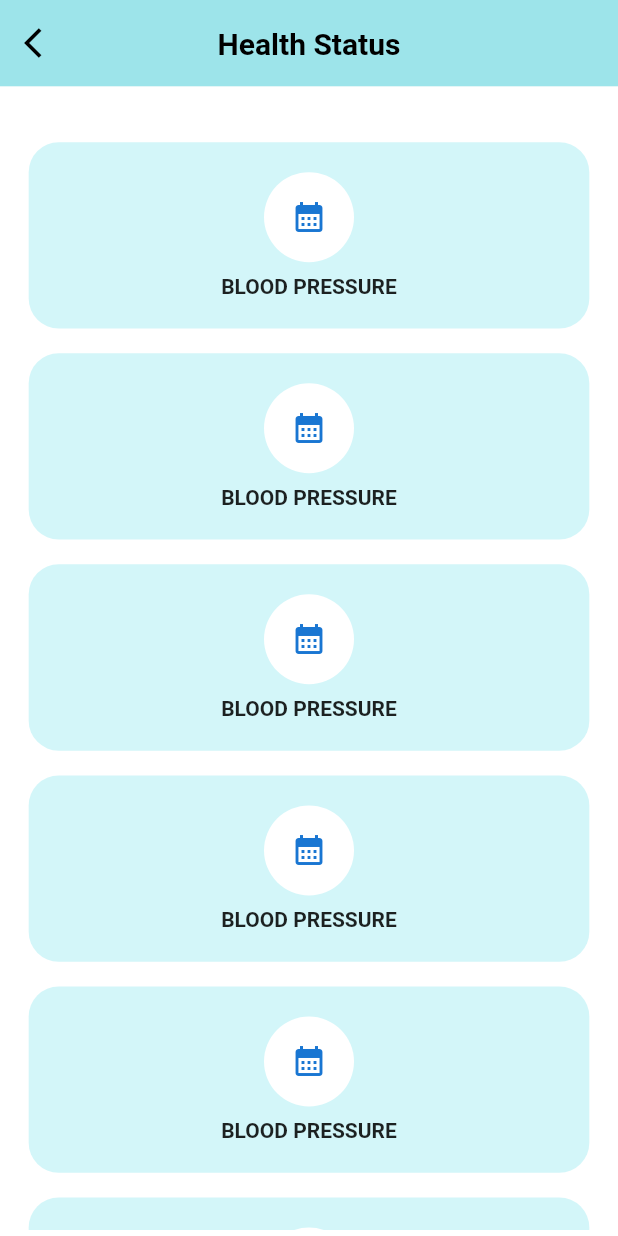
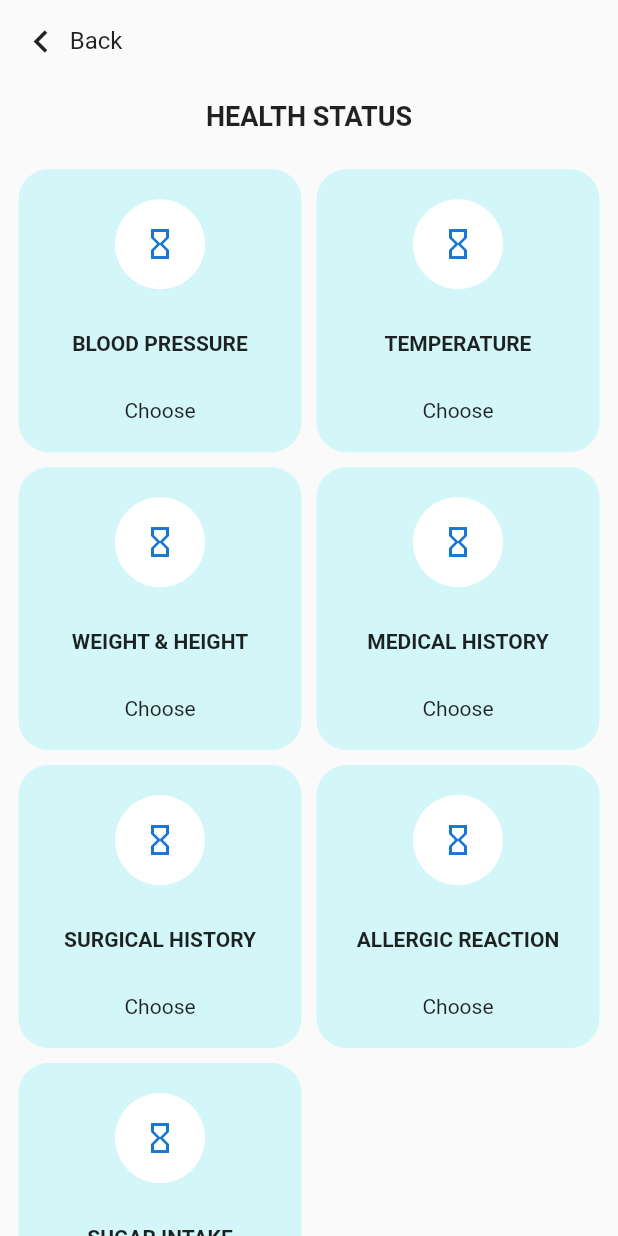
Before and after one commit to wanysamsuri/flutter_clinical, a Flutter app: the HealthStatusScreen screen opened directly, on a phone screen of 412 x 824 dp. Run offline on Flutter 3.47's test engine with Material 2 defaults, Android fonts, the phone set to English and light mode, and no system bars; our stand-ins replace device_info_plus, email_validator, fluttertoast, get, page_transition, responsive_sizer and 6 more; missing offline and left inert: flutter_3d_choice_chip, gauges, html2md, onesignal_flutter, pretty_gauge, swipebuttonflutter and 1 more; accounts and stored records are empty; network calls fail.

Commit message:
health status fix

```diff
--- /dev/null
+++ b/lib/models/health_status_model.dart
@@ -0,0 +1,54 @@
+import 'package:flutter/material.dart';
+import 'package:flutter_clinic/screens/appointment/appointment_screen.dart';
+
+class HealthStatus {
+  IconData? icon;
+  String? serviceName;
+  Function? navigator;
+  HealthStatus({this.icon, this.serviceName, this.navigator});
+}
+
+List<HealthStatus> healthStatus = [
+  HealthStatus(
+      serviceName: 'BLOOD PRESSURE',
+      icon: Icons.medication,
+      navigator: (context) {
+        Navigator.pop(context);
+      }),
+  HealthStatus(
+      serviceName: 'TEMPERATURE',
+      icon: Icons.medication,
+      navigator: (context) {
+        Navigator.pop(context);
+      }),
+  HealthStatus(
+      serviceName: 'WEIGHT & HEIGHT',
+      icon: Icons.medication,
+      navigator: (context) {
+        Navigator.pop(context);
+      }),
+  HealthStatus(
+      serviceName: 'MEDICAL HISTORY',
+      icon: Icons.medication,
+      navigator: (context) {
+        Navigator.pop(context);
+      }),
+  HealthStatus(
+      serviceName: 'SURGICAL HISTORY',
+      icon: Icons.medication,
+      navigator: (context) {
+        Navigator.pop(context);
+      }),
+  HealthStatus(
+      serviceName: 'ALLERGIC REACTION',
+      icon: Icons.medication,
+      navigator: (context) {
+        Navigator.pop(context);
+      }),
+  HealthStatus(
+      serviceName: 'SUGAR INTAKE',
+      icon: Icons.medication,
+      navigator: (context) {
+        Navigator.pop(context);
+      }),
+];
--- a/lib/screens/health_status.dart
+++ b/lib/screens/health_status.dart
@@ -3,10 +3,11 @@ import 'package:flutter/material.dart';
 import 'package:flutter/src/widgets/container.dart';
 import 'package:flutter/src/widgets/framework.dart';
 import 'package:flutter_clinic/constant.dart';
+import 'package:flutter_clinic/models/health_status_model.dart';
 import 'package:responsive_sizer/responsive_sizer.dart';
 
 import '../customshape.dart';
-import 'appointment/appointment_form.dart';
+import 'appointment/choice_screen.dart';
 
 class HealthStatusScreen extends StatefulWidget {
   const HealthStatusScreen({
@@ -23,70 +24,68 @@ class _HealthStatusScreenState extends State<HealthStatusScreen> {
     var screenHeight = MediaQuery.of(context).size.height;
     var screenWidth = MediaQuery.of(context).size.width;
     return Scaffold(
-        backgroundColor: Colors.white,
-        appBar: AppBar(
-            automaticallyImplyLeading: false,
-            toolbarHeight: screenHeight * 0.07,
-            backgroundColor: Colors.grey[50],
-            elevation: 0.0,
-            flexibleSpace: ClipPath(
-                //clipper: CustomShape(),
+      body: SingleChildScrollView(
+        child: SafeArea(
           child: Container(
-              height: 200,
-              width: MediaQuery.of(context).size.width,
-              color: Color.fromARGB(255, 157, 228, 234),
-            )),
-            title: const Text(
-              'Health Status',
-              style:
-                  TextStyle(color: Colors.black, fontWeight: FontWeight.bold),
-            ),
-            centerTitle: true,
-            leading: GestureDetector(
-              child: const Icon(
-                Icons.arrow_back_ios,
-                color: Colors.black,
-              ),
+            padding: EdgeInsets.all(Adaptive.w(3)),
+            child: Column(
+              crossAxisAlignment: CrossAxisAlignment.start,
+              children: [
+                InkWell(
                   onTap: () {
                     Navigator.pop(context);
                   },
-            )),
-        body: SafeArea(
-            child: Container(
-                padding: EdgeInsets.all(Adaptive.w(1)),
-                height: 100.h,
-                child: SingleChildScrollView(
-                  child: Container(
-                    padding: EdgeInsets.symmetric(horizontal: 15),
-                    child: Column(
-                      crossAxisAlignment: CrossAxisAlignment.start,
+                  child: Row(
                     children: [
+                      const Icon(
+                        Icons.navigate_before,
+                        size: 30,
+                      ),
+                      SizedBox(
+                        width: screenWidth * 0.01,
+                      ),
+                      const Text(
+                        'Back',
+                        style: const TextStyle(fontSize: 16),
+                      )
+                    ],
+                  ),
+                ),
                 SizedBox(
                   height: screenHeight * 0.03,
+                ),
+                Center(
+                  child: const Text(
+                    'HEALTH STATUS',
+                    style: const TextStyle(
+                        fontSize: 18, fontWeight: FontWeight.bold),
+                  ),
                 ),
                 SizedBox(
                   height: screenHeight * 0.01,
                 ),
-                        ListView.separated(
+                SizedBox(
+                  height: screenHeight * 0.02,
+                ),
+                GridView.builder(
                     shrinkWrap: true,
-                            itemCount: 7,
-                            separatorBuilder: (context, index) {
-                              return SizedBox(
-                                height: screenHeight * 0.02,
-                              );
-                            },
+                    physics: BouncingScrollPhysics(),
+                    gridDelegate:
+                        const SliverGridDelegateWithFixedCrossAxisCount(
+                            crossAxisCount: 2,
+                            mainAxisSpacing: 10,
+                            crossAxisSpacing: 10),
+                    itemCount: healthStatus.length,
                     itemBuilder: (context, index) {
                       return GestureDetector(
                         onTap: () {
                           Navigator.push(
                               context,
                               MaterialPageRoute(
-                                          builder: (context) =>
-                                              (HealthStatusScreen()
-                                              // serviceName:
-                                              //     appointmentServices[index]
-                                              //         .serviceName
-                                              //         .toString(),
+                                  builder: (context) => ChoiceScreen(
+                                        serviceName: healthStatus[index]
+                                            .serviceName
+                                            .toString(),
                                       )));
                         },
                         child: Container(
@@ -96,35 +95,36 @@ class _HealthStatusScreenState extends State<HealthStatusScreen> {
                               color: secondaryColor,
                               borderRadius: BorderRadius.circular(20)),
                           child: Column(
-                                    mainAxisAlignment:
-                                        MainAxisAlignment.spaceBetween,
+                            mainAxisAlignment: MainAxisAlignment.spaceBetween,
                             children: [
-                                      const CircleAvatar(
+                              (index == 8)
+                                  ? Container()
+                                  : const CircleAvatar(
                                       backgroundColor: Colors.white,
                                       radius: 30,
-                                        child: Icon(Icons.calendar_month),
-                                      ),
-                                      SizedBox(
-                                        height: Adaptive.h(1),
+                                      child:
+                                          Icon(Icons.hourglass_empty_outlined),
                                     ),
                               Text(
-                                        'BLOOD PRESSURE',
+                                healthStatus[index].serviceName.toString(),
                                 textAlign: TextAlign.center,
                                 style: const TextStyle(
                                     fontWeight: FontWeight.bold),
                               ),
-                                      // const Text(
-                                      //   'from RM100.00/consultation',
-                                      //   textAlign: TextAlign.center,
-                                      // ),
+                              const Text(
+                                'Choose',
+                                textAlign: TextAlign.center,
+                              )
                             ],
                           ),
                         ),
                       );
-                            })
+                    }),
               ],
             ),
           ),
-                ))));
+        ),
+      ),
+    );
   }
 }
```
Lines whose indentation alone changed are shown as unchanged.
